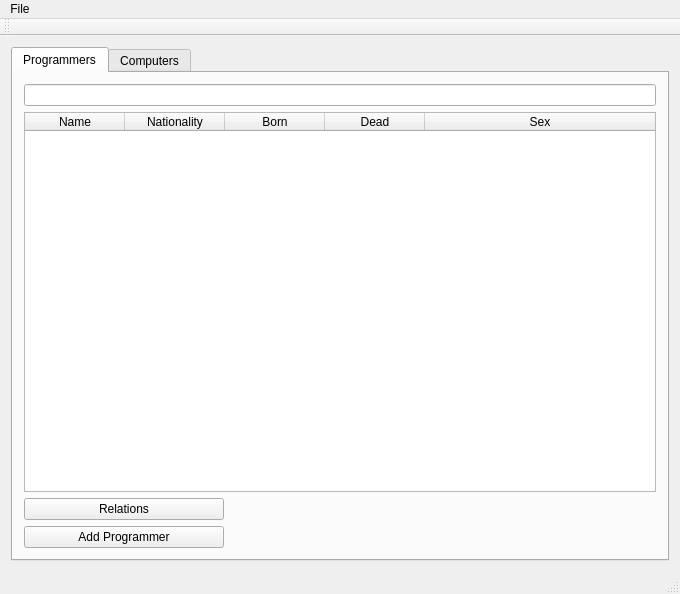
Before: the Qt Designer form mainwindow.ui in DORB/Verkur3GUI, drawn with Qt 5.
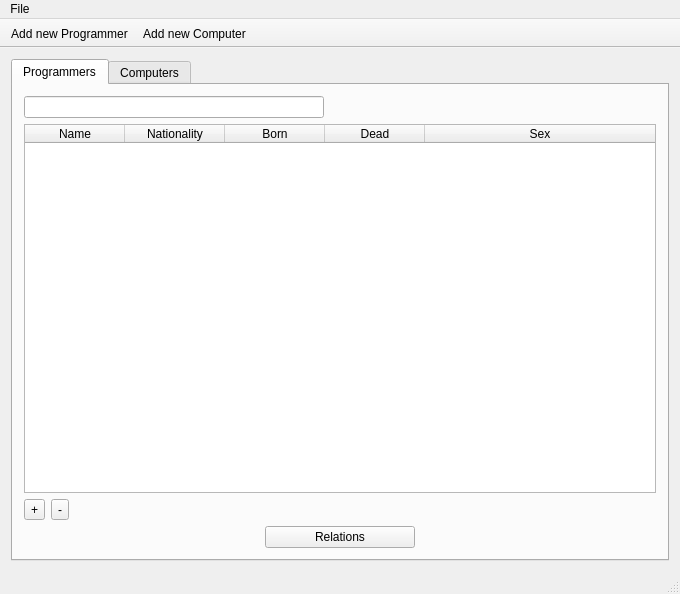
After: the same form once the commit is applied. Icons and pictures are not drawn.

```diff
--- a/mainwindow.ui
+++ b/mainwindow.ui
@@ -28,7 +28,14 @@
          </attribute>
          <layout class="QVBoxLayout" name="verticalLayout_3">
           <item>
-           <widget class="QLineEdit" name="input_search_programmers"/>
+           <widget class="QLineEdit" name="input_search_programmers">
+            <property name="maximumSize">
+             <size>
+              <width>300</width>
+              <height>16777215</height>
+             </size>
+            </property>
+           </widget>
           </item>
           <item>
            <widget class="QTableWidget" name="table_programmers">
@@ -75,7 +82,44 @@
            </widget>
           </item>
           <item>
+           <layout class="QHBoxLayout" name="horizontalLayout">
+            <item>
+             <widget class="QToolButton" name="button_add_programmer">
+              <property name="text">
+               <string>+</string>
+              </property>
+             </widget>
+            </item>
+            <item>
+             <widget class="QToolButton" name="button_remove_programmer">
+              <property name="text">
+               <string>-</string>
+              </property>
+             </widget>
+            </item>
+            <item>
+             <spacer name="horizontalSpacer">
+              <property name="orientation">
+               <enum>Qt::Horizontal</enum>
+              </property>
+              <property name="sizeHint" stdset="0">
+               <size>
+                <width>40</width>
+                <height>20</height>
+               </size>
+              </property>
+             </spacer>
+            </item>
+           </layout>
+          </item>
+          <item alignment="Qt::AlignHCenter">
            <widget class="QPushButton" name="button_relations_programmers">
+            <property name="minimumSize">
+             <size>
+              <width>150</width>
+              <height>0</height>
+             </size>
+            </property>
             <property name="maximumSize">
              <size>
               <width>200</width>
@@ -90,19 +134,6 @@
             </property>
            </widget>
           </item>
-          <item>
-           <widget class="QPushButton" name="button_add_programmer">
-            <property name="maximumSize">
-             <size>
-              <width>200</width>
-              <height>16777215</height>
-             </size>
-            </property>
-            <property name="text">
-             <string>Add Programmer</string>
-            </property>
-           </widget>
-          </item>
          </layout>
         </widget>
         <widget class="QWidget" name="tab_2">
@@ -193,12 +224,23 @@
    <addaction name="menuFile"/>
   </widget>
   <widget class="QToolBar" name="mainToolBar">
+   <property name="movable">
+    <bool>false</bool>
+   </property>
+   <property name="iconSize">
+    <size>
+     <width>45</width>
+     <height>45</height>
+    </size>
+   </property>
    <attribute name="toolBarArea">
     <enum>TopToolBarArea</enum>
    </attribute>
    <attribute name="toolBarBreak">
     <bool>false</bool>
    </attribute>
+   <addaction name="action_Add_new_Programmer"/>
+   <addaction name="action_add_new_computer"/>
   </widget>
   <widget class="QStatusBar" name="statusBar"/>
   <action name="action_new_programmer">
@@ -216,6 +258,30 @@
     <string>New Relations</string>
    </property>
   </action>
+  <action name="action_Add_new_Programmer">
+   <property name="icon">
+    <iconset resource="Resources.qrc">
+     <normaloff>:/icons/Icons/programmer_icon.png</normaloff>:/icons/Icons/programmer_icon.png</iconset>
+   </property>
+   <property name="text">
+    <string>Add new Programmer</string>
+   </property>
+   <property name="toolTip">
+    <string>Add new Programmer</string>
+   </property>
+  </action>
+  <action name="action_add_new_computer">
+   <property name="icon">
+    <iconset resource="Resources.qrc">
+     <normaloff>:/icons/Icons/computer_icon.png</normaloff>:/icons/Icons/computer_icon.png</iconset>
+   </property>
+   <property name="text">
+    <string>Add new Computer</string>
+   </property>
+   <property name="toolTip">
+    <string>Add new Computer</string>
+   </property>
+  </action>
  </widget>
  <layoutdefault spacing="6" margin="11"/>
  <resources/>
```
Left out of the diff: 10 changed lines with no effect on the pictures.
